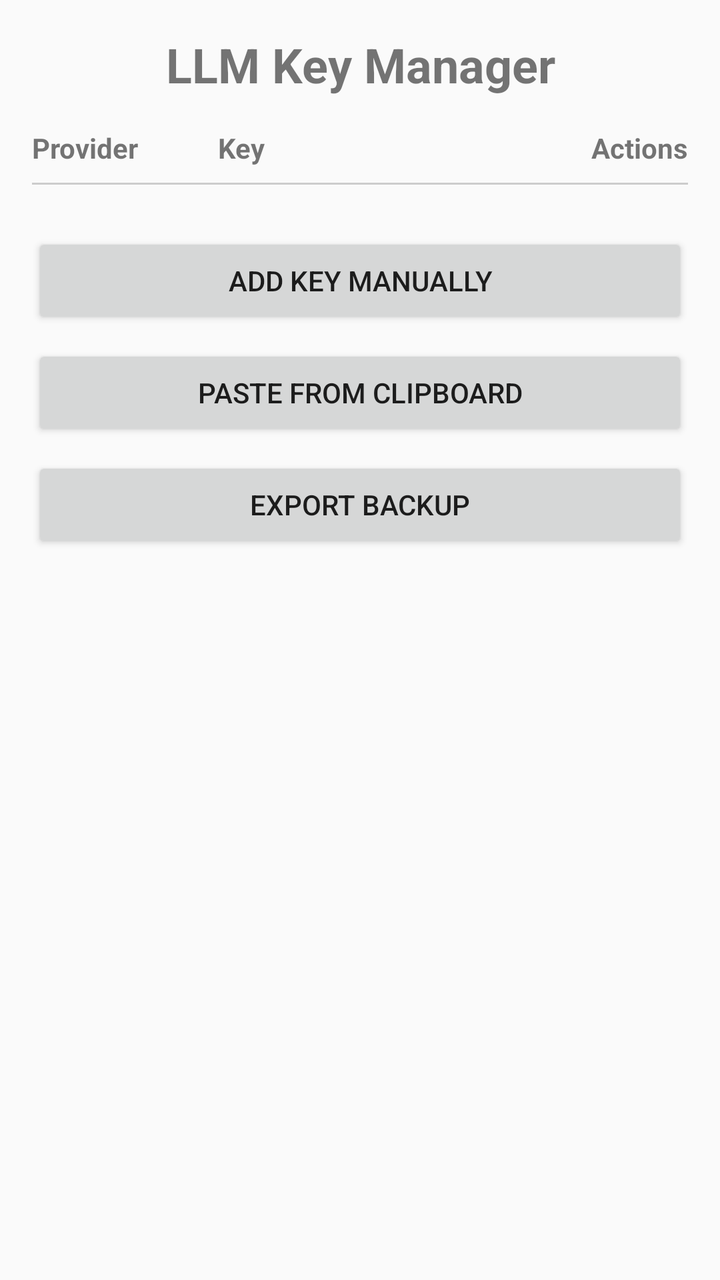
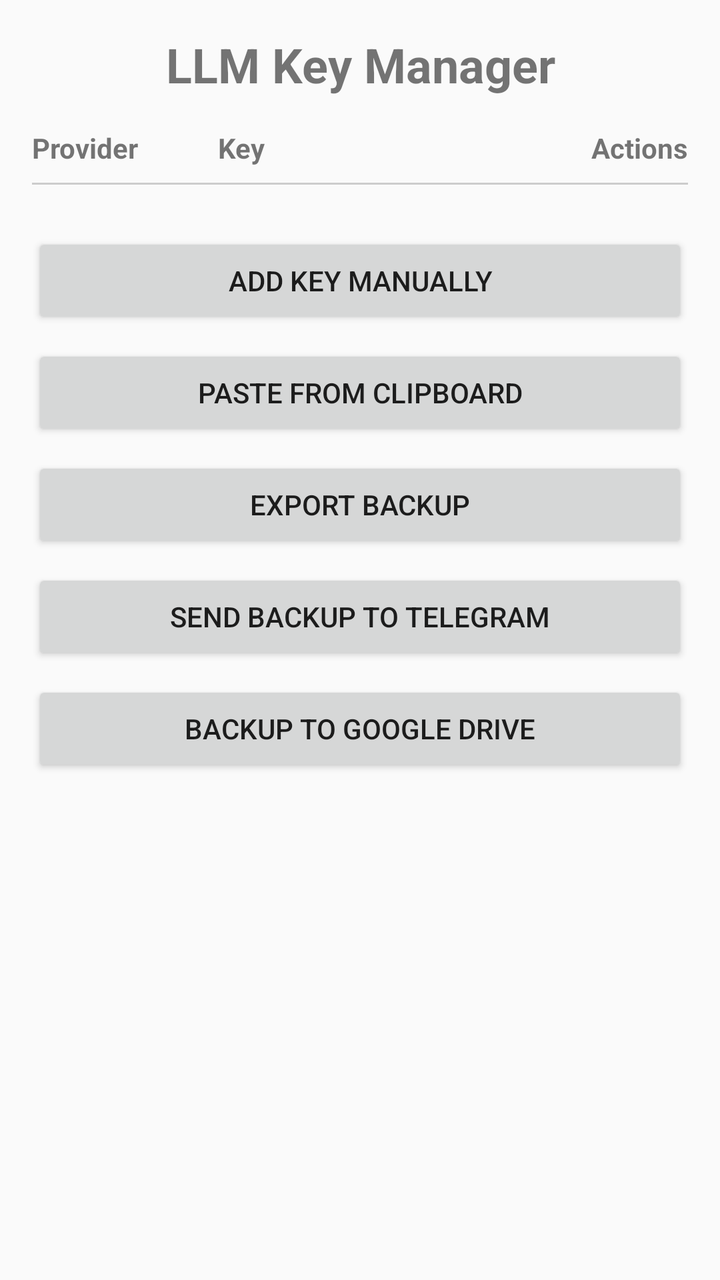

An Android layout rendered at two revisions. The XML below is the earlier revision; the diff shows what the commit changed to produce the second picture.
<!-- AndroidManifest.xml: application theme Theme.AppCompat.Light -->
<!-- res/layout/activity_main.xml -->
<?xml version="1.0" encoding="utf-8"?>
<LinearLayout xmlns:android="http://schemas.android.com/apk/res/android"
    android:layout_width="match_parent"
    android:layout_height="match_parent"
    android:orientation="vertical"
    android:padding="16dp">

    <TextView
        android:layout_width="match_parent"
        android:layout_height="wrap_content"
        android:text="LLM Key Manager"
        android:textSize="24sp"
        android:textStyle="bold"
        android:gravity="center"
        android:layout_marginBottom="16dp"/>

    <LinearLayout
        android:layout_width="match_parent"
        android:layout_height="wrap_content"
        android:orientation="horizontal"
        android:layout_marginBottom="8dp">

        <TextView
            android:layout_width="0dp"
            android:layout_height="wrap_content"
            android:layout_weight="1"
            android:text="Provider"
            android:textStyle="bold"/>

        <TextView
            android:layout_width="0dp"
            android:layout_height="wrap_content"
            android:layout_weight="2"
            android:text="Key"
            android:textStyle="bold"/>

        <TextView
            android:layout_width="wrap_content"
            android:layout_height="wrap_content"
            android:text="Actions"
            android:textStyle="bold"/>
    </LinearLayout>

    <View
        android:layout_width="match_parent"
        android:layout_height="1dp"
        android:background="#CCCCCC"
        android:layout_marginBottom="8dp"/>

    <LinearLayout
        android:id="@+id/keysContainer"
        android:layout_width="match_parent"
        android:layout_height="wrap_content"
        android:orientation="vertical"/>

    <Button
        android:id="@+id/addKeyButton"
        android:layout_width="match_parent"
        android:layout_height="wrap_content"
        android:text="Add Key Manually"
        android:layout_marginTop="16dp"/>

    <Button
        android:id="@+id/pasteButton"
        android:layout_width="match_parent"
        android:layout_height="wrap_content"
        android:text="Paste from Clipboard"
        android:layout_marginTop="8dp"/>

    <Button
        android:id="@+id/exportButton"
        android:layout_width="match_parent"
        android:layout_height="wrap_content"
        android:text="Export Backup"
        android:layout_marginTop="8dp"/>

</LinearLayout>
<!-- resources referenced by this layout -->
<resources>

</resources>

<!-- the commit's change to res/layout/activity_main.xml (unified diff, before → after) -->
@@ -74,4 +74,18 @@
         android:text="Export Backup"
         android:layout_marginTop="8dp"/>
 
+    <Button
+        android:id="@+id/telegramButton"
+        android:layout_width="match_parent"
+        android:layout_height="wrap_content"
+        android:text="Send Backup to Telegram"
+        android:layout_marginTop="8dp"/>
+
+    <Button
+        android:id="@+id/driveButton"
+        android:layout_width="match_parent"
+        android:layout_height="wrap_content"
+        android:text="Backup to Google Drive"
+        android:layout_marginTop="8dp"/>
+
 </LinearLayout>
